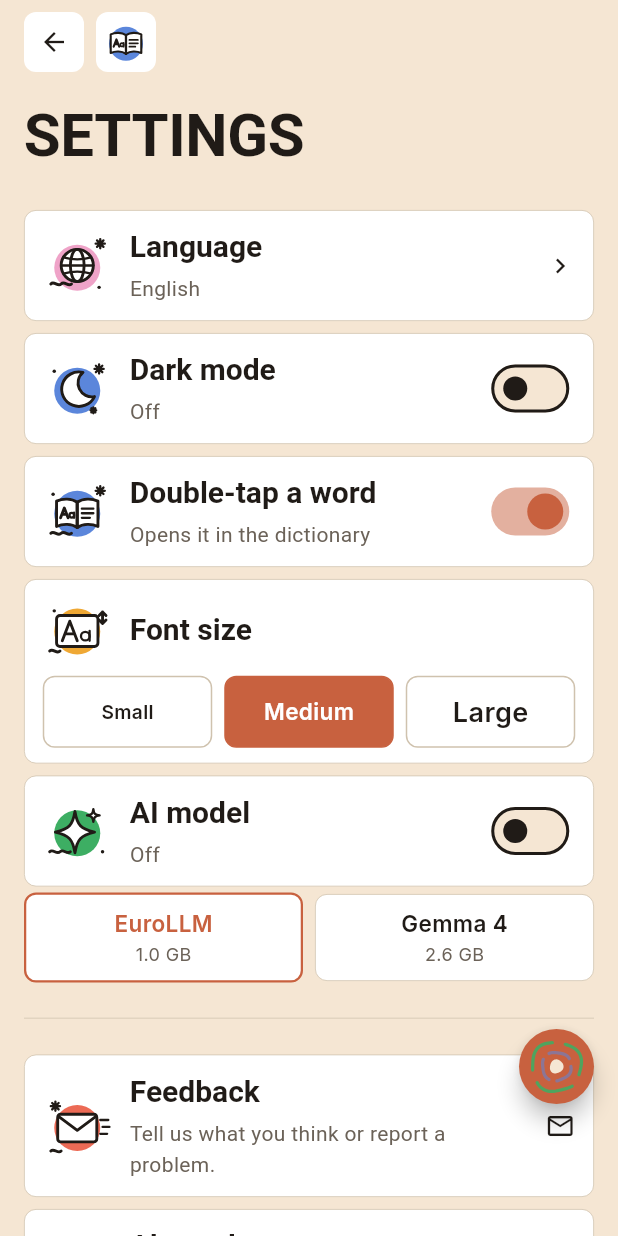
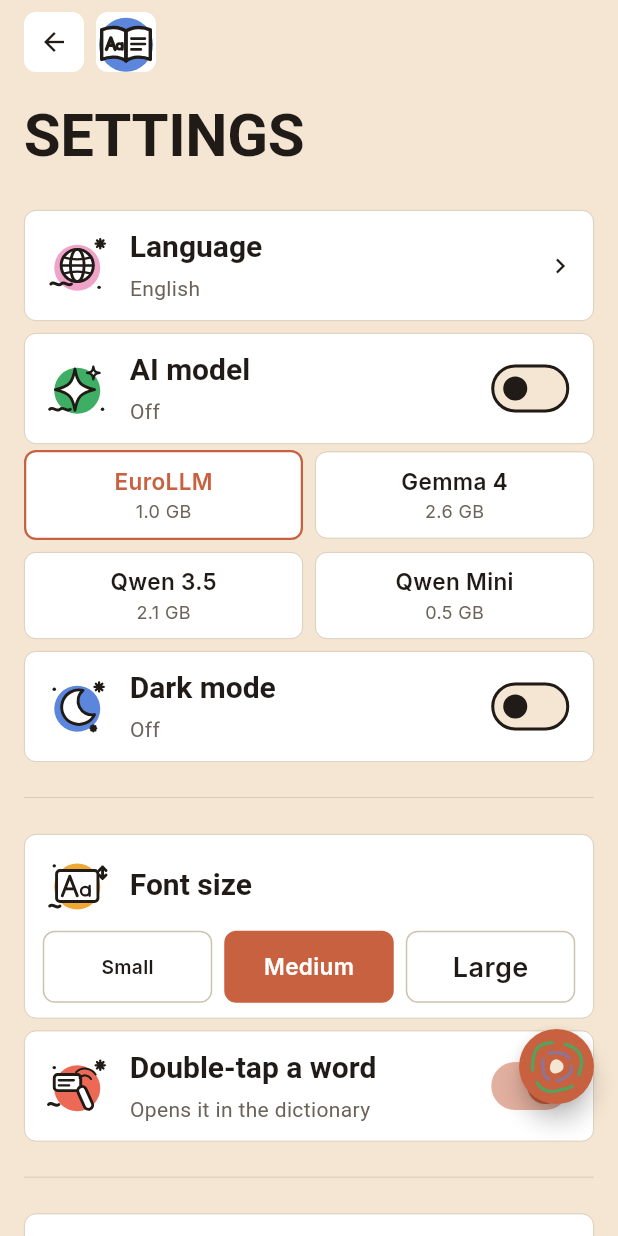
Before and after one commit to georgezafgz-369/lex-hopper, a Flutter app: the SettingsPage screen opened by its route, on a phone screen of 412 x 824 dp. Run offline on Flutter 3.47's test engine with Material 3 defaults, Android fonts, the phone set to English and light mode, and no system bars; our stand-ins replace flutter_svg, flutter_tts, google_fonts, material_ui, shared_preferences, sqflite; missing offline and left inert: dart_sentencepiece_tokenizer, flutter_onnxruntime, llamadart; accounts and stored records are empty; network calls fail; Roboto replaces fonts that are missing (Tinos).

Commit message:
Qwen 3.5 and Qwen Mini AI models; Settings reorder; bigger doodle
Two more AI models: Qwen 3.5 2B (Google's LiteRT-LM phone build, 2.1 GB)
and Qwen 3.5 0.8B (llama.cpp, Q4_K_M, 0.5 GB), pinned and checked by
SHA-256; the model choices sit two to a row. Settings: AI model under
Language, a line above Font size, Double-tap under it with its own
icon. The dictionary doodle beside Back is drawn bigger.

Co-Authored-By: Claude Opus 5.5 <noreply@anthropic.com>

```diff
--- a/lib/app_settings.dart
+++ b/lib/app_settings.dart
@@ -105,7 +105,8 @@ class AppSettings extends ChangeNotifier {
   bool get aiTranslator => _aiTranslator;
   bool _aiTranslator = false;
 
-  /// Which AI model: "eurollm" (the first) or "gemma4".
+  /// Which AI model: "eurollm" (the first), "gemma4", "qwen35" or
+  /// "qwen35mini" (see AiModel.all).
   String get aiModel => _aiModel;
   String _aiModel = 'eurollm';
 
--- a/lib/app_text.dart
+++ b/lib/app_text.dart
@@ -516,7 +516,7 @@ class AppText {
     'Удалить',
   );
 
-  // Settings > AI model (EuroLLM or Gemma 4): translates and chats.
+  // Settings > AI model (EuroLLM, Gemma 4, Qwen): translates and chats.
   String get aiTranslator => _(
     'AI model',
     'Μοντέλο AI',
@@ -2119,20 +2119,20 @@ class AppText {
   );
 
   String get chatNoAi => _(
-    'To chat, turn on an AI model in Settings > AI model (EuroLLM or '
-        'Gemma 4). It downloads once and then works without internet.',
+    'To chat, turn on an AI model in Settings > AI model'
+        '. It downloads once and then works without internet.',
     'Για να συζητήσουμε, ενεργοποίησε ένα μοντέλο AI στις Ρυθμίσεις > '
-        'Μοντέλο AI (EuroLLM ή Gemma 4). Κατεβαίνει μία φορά και μετά '
+        'Μοντέλο AI. Κατεβαίνει μία φορά και μετά '
         'λειτουργεί χωρίς ίντερνετ.',
-    'Para chatear, activa un modelo de IA en Ajustes > Modelo de IA '
-        '(EuroLLM o Gemma 4). Se descarga una vez y luego funciona sin '
+    'Para chatear, activa un modelo de IA en Ajustes > Modelo de IA'
+        '. Se descarga una vez y luego funciona sin '
         'internet.',
-    'Zum Chatten schalte in Einstellungen > KI-Modell ein KI-Modell ein '
-        '(EuroLLM oder Gemma 4). Es wird einmal geladen und funktioniert '
+    'Zum Chatten schalte in Einstellungen > KI-Modell ein KI-Modell ein'
+        '. Es wird einmal geladen und funktioniert '
         'dann ohne Internet.',
-    'Per chattare, attiva un modello IA in Impostazioni > Modello IA (EuroLLM o Gemma 4). Si scarica una volta sola e poi funziona senza internet.',
-    'Pour discuter, active un modèle d’IA dans Réglages > Modèle d’IA (EuroLLM ou Gemma 4). Il se télécharge une fois, puis fonctionne sans internet.',
-    'Чтобы общаться, включи модель ИИ в разделе Настройки > Модель ИИ (EuroLLM или Gemma 4). Она загружается один раз и потом работает без интернета.',
+    'Per chattare, attiva un modello IA in Impostazioni > Modello IA. Si scarica una volta sola e poi funziona senza internet.',
+    'Pour discuter, active un modèle d’IA dans Réglages > Modèle d’IA. Il se télécharge une fois, puis fonctionne sans internet.',
+    'Чтобы общаться, включи модель ИИ в разделе Настройки > Модель ИИ. Она загружается один раз и потом работает без интернета.',
   );
   String chatWarming(String model) => _(
     'Getting $model ready…',
--- a/lib/dictionary_search_bar.dart
+++ b/lib/dictionary_search_bar.dart
@@ -268,10 +268,16 @@ class _DictionarySearchToggleState extends State<DictionarySearchToggle> {
                   borderRadius: BorderRadius.circular(Radius.sm),
                 ),
                 alignment: Alignment.center,
-                child: const SectionIcon(
-                  Section.dictionary,
-                  size: 34,
-                  compact: true,
+                clipBehavior: Clip.antiAlias,
+                // Drawn large: the doodle's blob fills most of the square.
+                child: const OverflowBox(
+                  maxWidth: 54,
+                  maxHeight: 54,
+                  child: SectionIcon(
+                    Section.dictionary,
+                    size: 54,
+                    compact: true,
+                  ),
                 ),
               ),
             ),
--- a/lib/section_icon.dart
+++ b/lib/section_icon.dart
@@ -33,6 +33,8 @@ enum Section {
   chatAi,
   // Learn a language & linguistics (home page, coming soon).
   learn,
+  // Settings: double-tap a word to look it up.
+  wordLookUp,
   // The games, on the Games page.
   crossword,
   findWords,
@@ -100,6 +102,10 @@ class SectionIcon extends StatelessWidget {
     Section.riddles => b.resolve(
       light: AppColors.roseLight,
       dark: AppColors.roseDark,
+    ),
+    Section.wordLookUp => b.resolve(
+      light: AppColors.coralLight,
+      dark: AppColors.coralDark,
     ),
     Section.learn => b.resolve(
       light: AppColors.claretLight,
@@ -229,6 +235,20 @@ final _drawings = <Section, (String, String)>{
         '${_sparkle(20, 92, 6)}'
         '<path d="M8 34 C12 26 22 30 18 37 C14 44 24 48 26 42"/>'
         '<path d="M86 102 C92 96 98 108 104 102"/>',
+  ),
+
+  // Double-tap a word: a word card, a fingertip on it and two tap ripples.
+  Section.wordLookUp: (
+    '$_blob'
+        '<rect x="20" y="40" width="46" height="28" rx="6" fill="{tile}"/>'
+        '<path d="M28 50 H54 M28 59 H46" stroke-width="4"/>'
+        '<rect x="66" y="60" width="15" height="42" rx="7.5" fill="{tile}" '
+        'transform="rotate(-24 73 80)"/>'
+        '<path d="M64 46 A12 12 0 0 1 84 48" stroke-width="3.5"/>'
+        '<path d="M58 36 A22 22 0 0 1 92 40" stroke-width="3.5"/>',
+    '${_sparkle(100, 24)}'
+        '<path d="M10 92 C16 86 22 98 28 92"/>'
+        '<circle cx="20" cy="28" r="3" fill="{ink}" stroke="none"/>',
   ),
 
   // Learn: a graduation cap with its tassel.
--- a/lib/settings_page.dart
+++ b/lib/settings_page.dart
@@ -122,6 +122,13 @@ class SettingsPage extends StatelessWidget {
                         ),
                         const SizedBox(height: Spacing.sm),
 
+                        // The picked model (a new card when it changes).
+                        _AiTranslatorCard(
+                          key: ValueKey(AiModel.instance.id),
+                          settings: settings,
+                          model: AiModel.instance,
+                        ),
+                        const SizedBox(height: Spacing.sm),
                         _SettingsCard(
                           key: const Key('settings-dark-mode'),
                           icon: Section.darkMode,
@@ -134,10 +141,21 @@ class SettingsPage extends StatelessWidget {
                           ),
                           onTap: () => settings.setDarkMode(!isDark),
                         ),
+                        // ── Separator: the text and reading settings ───
+                        const SizedBox(height: Spacing.lg),
+                        Divider(
+                          color: brightness.resolve(
+                            light: AppColors.hairlineLight,
+                            dark: AppColors.hairlineDark,
+                          ),
+                          height: 0,
+                        ),
+                        const SizedBox(height: Spacing.lg),
+                        _FontSizeCard(settings: settings),
                         const SizedBox(height: Spacing.sm),
                         _SettingsCard(
                           key: const Key('settings-word-look-up'),
-                          icon: Section.dictionary,
+                          icon: Section.wordLookUp,
                           title: (t) => t.wordLookUp,
                           subtitle: (t) =>
                               settings.wordLookUp ? t.wordLookUpOn : t.off,
@@ -148,15 +166,6 @@ class SettingsPage extends StatelessWidget {
                           ),
                           onTap: () =>
                               settings.setWordLookUp(!settings.wordLookUp),
-                        ),
-                        const SizedBox(height: Spacing.sm),
-                        _FontSizeCard(settings: settings),
-                        const SizedBox(height: Spacing.sm),
-                        // The picked model (a new card when it changes).
-                        _AiTranslatorCard(
-                          key: ValueKey(AiModel.instance.id),
-                          settings: settings,
-                          model: AiModel.instance,
                         ),
 
                         // ── Separator ───────────────────────────────────
@@ -400,22 +409,27 @@ class _AiTranslatorCardState extends State<_AiTranslatorCard> {
               },
             ),
             const SizedBox(height: Spacing.xs),
-            // Which model: EuroLLM or Gemma 4.
+            // Which model (AiModel.all), two to a row.
+            for (var r = 0; r < AiModel.all.length; r += 2) ...[
+              if (r > 0) const SizedBox(height: Spacing.sm),
               Row(
                 children: [
-                for (final (i, m) in AiModel.all.indexed) ...[
-                  if (i > 0) const SizedBox(width: Spacing.sm),
+                  for (var i = r; i < r + 2; i++) ...[
+                    if (i > r) const SizedBox(width: Spacing.sm),
                     Expanded(
-                    child: _ModelChoice(
-                      key: Key('ai-model-${m.id}'),
-                      model: m,
-                      picked: m.id == model.id,
-                      onTap: () => _pick(m),
+                      child: i >= AiModel.all.length
+                          ? const SizedBox.shrink()
+                          : _ModelChoice(
+                              key: Key('ai-model-${AiModel.all[i].id}'),
+                              model: AiModel.all[i],
+                              picked: AiModel.all[i].id == model.id,
+                              onTap: () => _pick(AiModel.all[i]),
                             ),
                     ),
                   ],
                 ],
               ),
+            ],
             if (state == ModelState.downloading)
               Padding(
                 padding: const EdgeInsets.only(top: Spacing.xs),
```
Also changed, not shown: lib/ai_model.dart (+36 -2 lines), 1 other file. Lines whose indentation alone changed are shown as unchanged.
